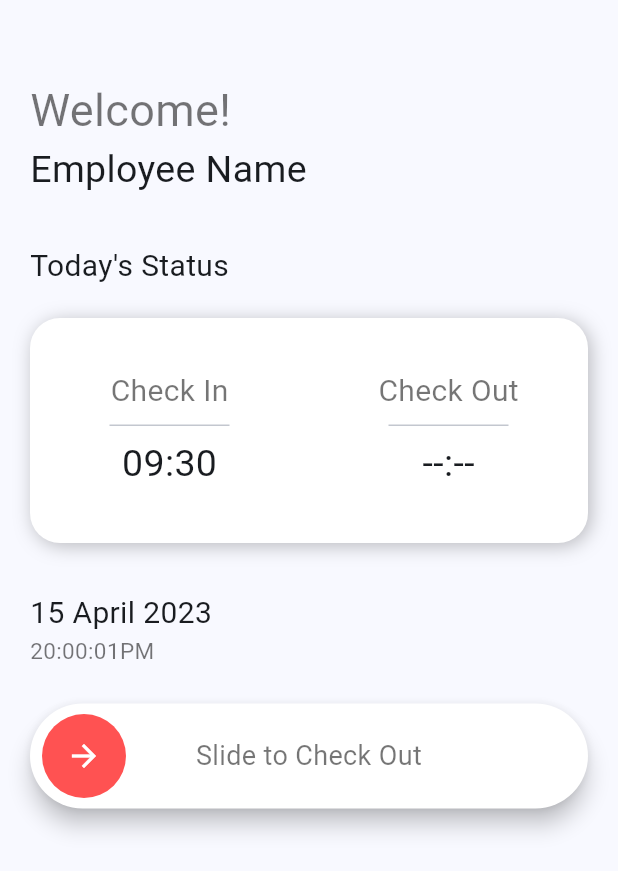
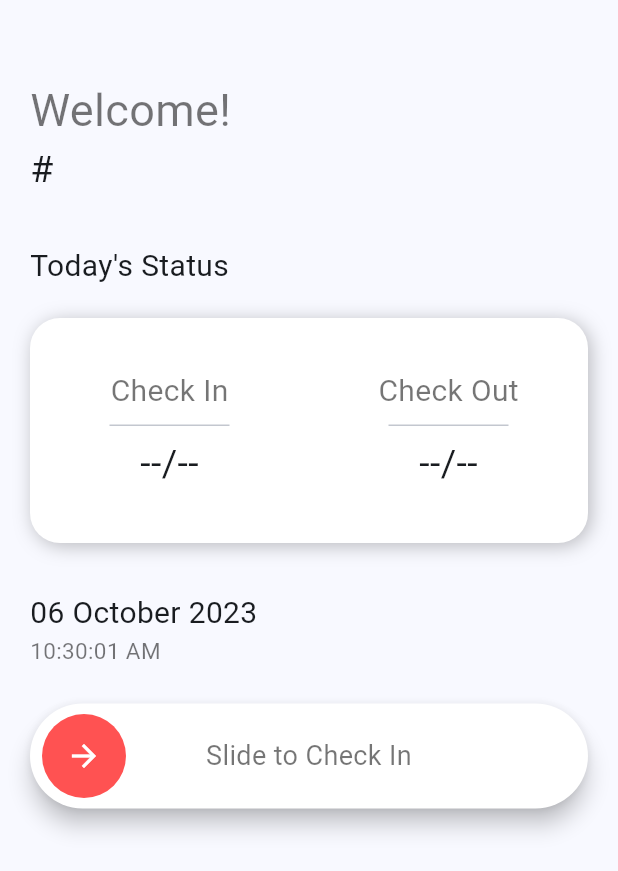
Before and after one commit to JoaquinMX/employee_attendance_service, a Flutter app: the AttendanceScreen screen opened directly, on a phone screen of 412 x 824 dp. Shown: the top 871 px of the screen. Run offline on Flutter 3.47's test engine with Material 2 defaults, Android fonts, the phone set to English and light mode, and no system bars; drawn by our look-alikes of slide_to_act; our stand-ins replace flutter_dotenv, font_awesome_flutter, supabase_flutter; accounts and stored records are empty.

Commit message:
feat: Implemented functionality in the attendance Screen

```diff
--- a/lib/constants/constants.dart
+++ b/lib/constants/constants.dart
@@ -1,4 +1,5 @@
 class Constants {
   static const employeeTable = "employees";
   static const departmentTable = "departments";
+  static const attendanceTable = "attendance";
 }
--- a/lib/main.dart
+++ b/lib/main.dart
@@ -1,5 +1,6 @@
 import 'package:employee_attendance/screens/login_screen.dart';
 import 'package:employee_attendance/screens/splash_screen.dart';
+import 'package:employee_attendance/services/attendance_service.dart';
 import 'package:employee_attendance/services/auth_service.dart';
 import 'package:employee_attendance/services/db_service.dart';
 import 'package:flutter/material.dart';
@@ -28,6 +29,7 @@ class MyApp extends StatelessWidget {
       providers: [
         ChangeNotifierProvider(create: (context) => AuthService()),
         ChangeNotifierProvider(create: (context) => DbService()),
+        ChangeNotifierProvider(create: (context) => AttendanceService()),
       ],
       child: MaterialApp(
         title: 'Employee Attendance',
--- /dev/null
+++ b/lib/models/attendance_model.dart
@@ -0,0 +1,26 @@
+class AttendanceModel {
+  final String id;
+  final String date;
+  final String checkIn;
+  final String? checkOut;
+  final DateTime createdAt;
+
+  AttendanceModel({
+    required this.id,
+    required this.date,
+    required this.checkIn,
+    this.checkOut,
+    required this.createdAt
+  });
+
+  factory AttendanceModel.fromJson(Map<String, dynamic> data) {
+    return AttendanceModel(
+        id: data["id"].toString(),
+        date: data["date"],
+        checkIn: data["check_in"],
+        checkOut: data["check_out"],
+        createdAt: DateTime.parse(data["created_at"])
+    );
+  }
+
+}
--- a/lib/screens/attendance_screen.dart
+++ b/lib/screens/attendance_screen.dart
@@ -1,4 +1,10 @@
+import 'package:employee_attendance/models/user_model.dart';
+import 'package:employee_attendance/services/attendance_service.dart';
+import 'package:employee_attendance/services/auth_service.dart';
+import 'package:employee_attendance/services/db_service.dart';
 import 'package:flutter/material.dart';
+import 'package:intl/intl.dart';
+import 'package:provider/provider.dart';
 import 'package:slide_to_act/slide_to_act.dart';
 
 class AttendanceScreen extends StatefulWidget {
@@ -10,8 +16,16 @@ class AttendanceScreen extends StatefulWidget {
 
 class _AttendanceScreenState extends State<AttendanceScreen> {
   final GlobalKey<SlideActionState> key = GlobalKey<SlideActionState>();
+
+  @override
+  void initState() {
+    Provider.of<AttendanceService>(context, listen: false).getTodayAttendance();
+    super.initState();
+  }
   @override
   Widget build(BuildContext context) {
+    final attendanceService = Provider.of<AttendanceService>(context);
+
     return Scaffold(
       body: SingleChildScrollView(
         padding: const EdgeInsets.all(20),
@@ -28,14 +42,35 @@ class _AttendanceScreenState extends State<AttendanceScreen> {
                 ),
               ),
             ),
-            Container(
+            Consumer<DbService>(
+                builder: (context, dbService, child) {
+                  return FutureBuilder(
+                    future: dbService.getUserData(),
+                    builder: (context, snapshot) {
+                      if (snapshot.hasData) {
+                        UserModel user = snapshot.data!;
+                        print(user.toString());
+                        return Container(
                           alignment: Alignment.centerLeft,
-              child: const Text(
-                  "Employee Name",
-                style: TextStyle(
+                          child: Text(
+                            user.name == ""
+                                ? "#${user.employeeId}"
+                                : user.name,
+                            style: const TextStyle(
                                 fontSize: 25
                             ),
                           ),
+                        );
+                      }
+                      else {
+                        return const SizedBox(
+                          width: 60,
+                          child: LinearProgressIndicator(),
+                        );
+                      }
+                    },
+                  );
+                }
             ),
             Container(
               margin: const EdgeInsets.only(top: 32),
@@ -61,7 +96,7 @@ class _AttendanceScreenState extends State<AttendanceScreen> {
                   ],
                   borderRadius: BorderRadius.all(Radius.circular(20))
                 ),
-              child: const Row(
+              child: Row(
                 crossAxisAlignment: CrossAxisAlignment.center,
                 mainAxisAlignment: MainAxisAlignment.center,
                 children: [
@@ -70,20 +105,20 @@ class _AttendanceScreenState extends State<AttendanceScreen> {
                         mainAxisAlignment: MainAxisAlignment.center,
                         crossAxisAlignment: CrossAxisAlignment.center,
                         children: [
-                          Text(
+                          const Text(
                             "Check In",
                             style: TextStyle(
                               fontSize: 20,
                               color: Colors.black54,
                             ),
                           ),
-                          SizedBox(
+                          const SizedBox(
                             width: 80,
                             child: Divider()
                           ),
                           Text(
-                            "09:30",
-                            style: TextStyle(
+                            attendanceService.attendanceModel?.checkIn ?? '--/--',
+                            style: const TextStyle(
                                 fontSize: 25
                             ),
                           )
@@ -95,20 +130,20 @@ class _AttendanceScreenState extends State<AttendanceScreen> {
                         mainAxisAlignment: MainAxisAlignment.center,
                         crossAxisAlignment: CrossAxisAlignment.center,
                         children: [
-                          Text(
+                          const Text(
                             "Check Out",
                             style: TextStyle(
                               fontSize: 20,
                               color: Colors.black54,
                             ),
                           ),
-                          SizedBox(
+                          const SizedBox(
                               width: 80,
                               child: Divider()
                           ),
                           Text(
-                            "--:--",
-                            style: TextStyle(
+                            attendanceService.attendanceModel?.checkOut ?? '--/--',
+                            style: const TextStyle(
                                 fontSize: 25
                             ),
                           )
@@ -121,42 +156,50 @@ class _AttendanceScreenState extends State<AttendanceScreen> {
             Container(
               alignment: Alignment.centerLeft,
               child: Text(
-                "15 April 2023",
-                style: TextStyle(
+                DateFormat("dd MMMM yyyy").format(DateTime.now()),
+                style: const TextStyle(
                   fontSize: 20
                 ),
               ),
             ),
-            Container(
+            StreamBuilder(
+              stream: Stream.periodic(const Duration(seconds: 1)),
+              builder: (context, snapshot) {
+                return Container(
                   alignment: Alignment.centerLeft,
                   child: Text(
-                "20:00:01PM",
-                style: TextStyle(
+                    DateFormat("hh:mm:ss a").format(DateTime.now()),
+                    style: const TextStyle(
                       fontSize: 15,
                       color: Colors.black54
                     ),
                   ),
+                );
+              }
             ),
             Container(
-              margin: EdgeInsets.only(top: 25),
+              margin: const EdgeInsets.only(top: 25),
               child: Builder(
                 builder: (context) {
                   return SlideAction(
-                    text: "Slide to Check Out",
-                    textStyle: TextStyle(
+                    text: attendanceService.attendanceModel?.checkIn == null
+                        ? "Slide to Check In"
+                        : "Slide to Check out",
+                    textStyle: const TextStyle(
                       color: Colors.black54,
                       fontSize: 18,
                     ),
                     outerColor: Colors.white,
                     innerColor: Colors.redAccent,
                     key: key,
-                    onSubmit: () {
+                    onSubmit: () async {
+                      await attendanceService.markAttendance(context);
                       key.currentState!.reset();
                     },
                   );
                 },
               ),
-            )
+            ),
           ],
         ),
       )
--- a/pubspec.yaml
+++ b/pubspec.yaml
@@ -40,6 +40,7 @@ dependencies:
   provider: ^6.0.5
   font_awesome_flutter: ^10.5.0
   slide_to_act: ^2.0.2
+  intl: ^0.18.1
 
 dev_dependencies:
   flutter_test:
```
Also changed, not shown: lib/services/attendance_service.dart (added, +55 -0 lines), lib/services/db_service.dart (+14 -1 lines), pubspec.lock. Lines whose indentation alone changed are shown as unchanged.
